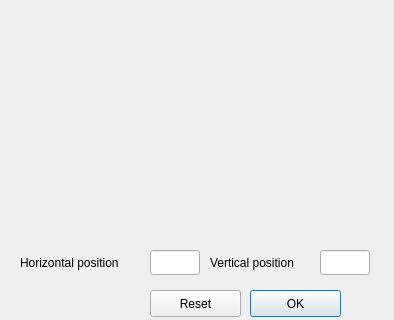
First picture: the form in _src/eidmw/eidgui/FreeSelectionDialog.ui, repository 12019/svn.gov.pt, before the edit; both pictures show x 0 to 394 and y 210 to 530 of the 394 by 530 pixel window.
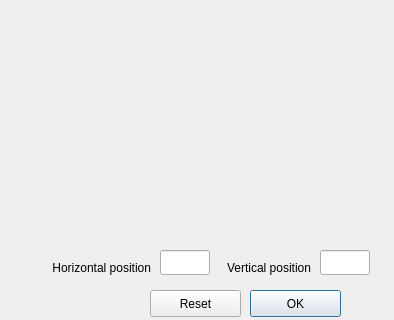
Second picture: the form after the edit.

The edit to the form file:
```diff
--- a/_src/eidmw/eidgui/FreeSelectionDialog.ui
+++ b/_src/eidmw/eidgui/FreeSelectionDialog.ui
@@ -16,7 +16,7 @@
   <widget class="QLineEdit" name="text_edit_x">
    <property name="geometry">
     <rect>
-     <x>150</x>
+     <x>160</x>
      <y>460</y>
      <width>50</width>
      <height>25</height>
@@ -38,16 +38,16 @@
     <rect>
      <x>40</x>
      <y>10</y>
-     <width>320</width>
-     <height>445</height>
+     <width>340</width>
+     <height>465</height>
     </rect>
    </property>
   </widget>
   <widget class="QLabel" name="label">
    <property name="geometry">
     <rect>
-     <x>20</x>
-     <y>465</y>
+     <x>10</x>
+     <y>470</y>
      <width>141</width>
      <height>16</height>
     </rect>
@@ -55,12 +55,15 @@
    <property name="text">
     <string>Horizontal position</string>
    </property>
+   <property name="alignment">
+    <set>Qt::AlignRight|Qt::AlignTrailing|Qt::AlignVCenter</set>
+   </property>
   </widget>
   <widget class="QLabel" name="label_2">
    <property name="geometry">
     <rect>
      <x>210</x>
-     <y>465</y>
+     <y>470</y>
      <width>101</width>
      <height>16</height>
     </rect>
@@ -68,6 +71,9 @@
    <property name="text">
     <string>Vertical position</string>
    </property>
+   <property name="alignment">
+    <set>Qt::AlignRight|Qt::AlignTrailing|Qt::AlignVCenter</set>
+   </property>
   </widget>
   <widget class="QPushButton" name="pushButton_ok">
    <property name="geometry">
```
